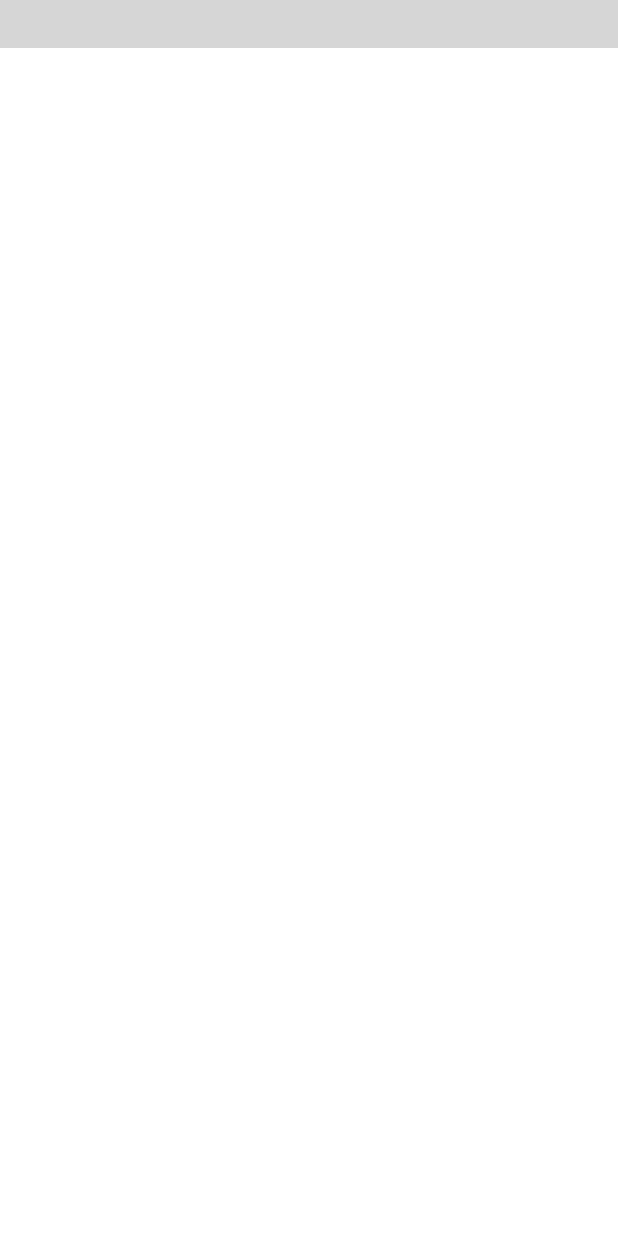
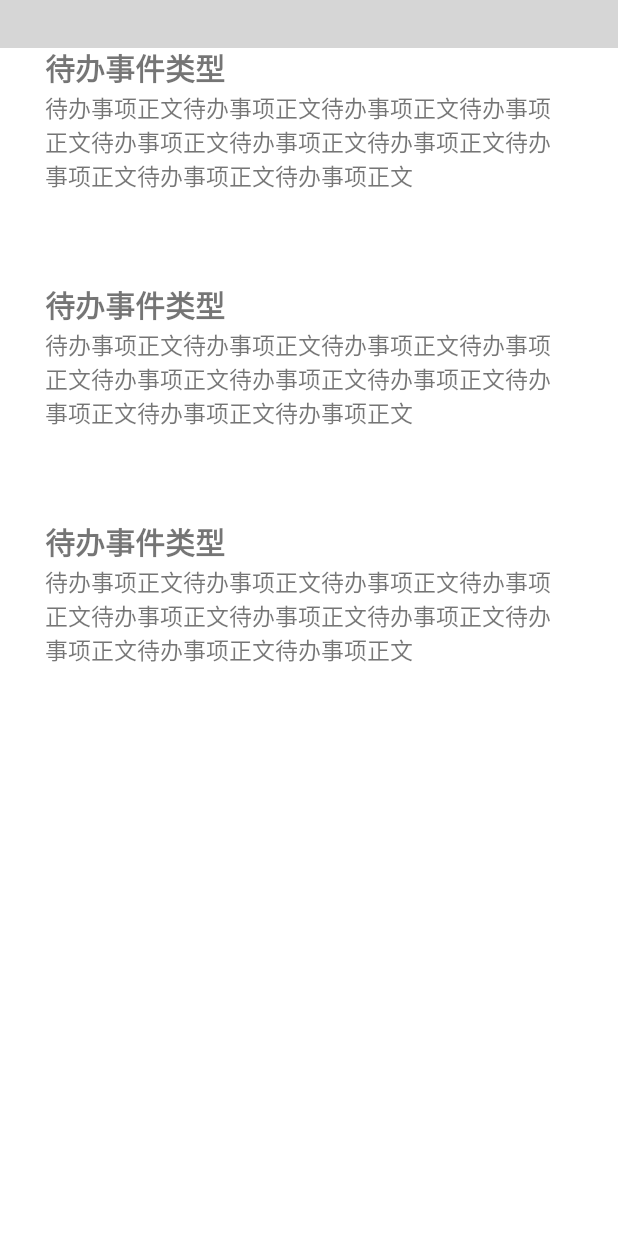
Before and after one commit to SPM-9/SPM-9_mobile, an Android app: the layout fragment_notification.xml on its own in the app's theme, with its tools: preview values and no code run, on a phone screen of 412 x 824 dp. Run offline under Robolectric (Android 15) with nearby library versions, the phone set to English and light mode, and no system bars; plain views replace ClassicsFooter, ClassicsHeader, SmartRefreshLayout; grey boxes are pictures that could not be loaded.

Commit message:
待办事项fragment刷新、加载更多功能

```diff
--- a/app/build.gradle.kts
+++ b/app/build.gradle.kts
@@ -33,6 +33,9 @@ android {
 
 dependencies {
 
+    implementation("com.squareup.okhttp3:okhttp:4.9.0")
+    implementation("com.google.code.gson:gson:2.8.9")
+
     implementation("androidx.appcompat:appcompat:1.6.1")
     implementation("com.google.android.material:material:1.9.0")
     implementation("androidx.constraintlayout:constraintlayout:2.1.4")
--- a/app/src/main/java/com/fxxkywcx/nostudy/utils/NoInternet.java
+++ b/app/src/main/java/com/fxxkywcx/nostudy/utils/InternetUtils.java
@@ -2,8 +2,11 @@ package com.fxxkywcx.nostudy.utils;
 
 import android.content.Context;
 import android.widget.Toast;
+import okhttp3.OkHttpClient;
 
-public class NoInternet {
+public class InternetUtils {
+    public static final OkHttpClient okpClient = new OkHttpClient();
+
     public static void NoInternetToast(Context context) {
         Toast.makeText(context, "请检查网络连接", Toast.LENGTH_LONG)
                 .show();
--- a/app/src/main/res/layout/activity_main.xml
+++ b/app/src/main/res/layout/activity_main.xml
@@ -4,8 +4,7 @@
     xmlns:app="http://schemas.android.com/apk/res-auto"
     android:id="@+id/container"
     android:layout_width="match_parent"
-    android:layout_height="match_parent"
-    android:paddingTop="?attr/actionBarSize">
+    android:layout_height="match_parent">
 
     <com.google.android.material.bottomnavigation.BottomNavigationView
         android:id="@+id/nav_view"
@@ -30,6 +29,6 @@
         app:layout_constraintRight_toRightOf="parent"
         app:layout_constraintTop_toTopOf="parent"
         app:navGraph="@navigation/mobile_navigation"
-        />
+        android:layout_marginBottom="?attr/actionBarSize"/>
 
 </androidx.constraintlayout.widget.ConstraintLayout>
--- a/app/src/main/res/layout/fragment_notification.xml
+++ b/app/src/main/res/layout/fragment_notification.xml
@@ -17,8 +17,10 @@
         <androidx.recyclerview.widget.RecyclerView
             android:layout_width="match_parent"
             android:layout_height="match_parent"
-            android:overScrollMode="never"
-            android:background="@color/white"/>
+            android:id="@+id/notification_list"
+            app:layoutManager="androidx.recyclerview.widget.LinearLayoutManager"
+            tools:listitem="@layout/item_notification"
+            android:overScrollMode="never"/>
         <com.scwang.smart.refresh.footer.ClassicsFooter
             android:layout_width="match_parent"
             android:layout_height="wrap_content"/>
--- /dev/null
+++ b/app/src/main/res/layout/item_notification.xml
@@ -0,0 +1,39 @@
+<?xml version="1.0" encoding="utf-8"?>
+<LinearLayout
+    xmlns:android="http://schemas.android.com/apk/res/android"
+    android:layout_width="match_parent"
+    android:layout_height="wrap_content"
+    android:orientation="vertical"
+    android:id="@+id/notifItem_item">
+
+    <LinearLayout
+        android:layout_width="match_parent"
+        android:layout_height="wrap_content"
+        android:orientation="vertical"
+        android:layout_margin="20dp"
+        android:background="@color/translucent_gray">
+        <LinearLayout
+            android:layout_width="match_parent"
+            android:layout_height="wrap_content"
+            android:layout_margin="10dp"
+            android:orientation="vertical">
+
+            <TextView
+                android:layout_width="match_parent"
+                android:layout_height="wrap_content"
+                android:id="@+id/notifItem_title"
+                android:textStyle="bold"
+                android:textSize="20sp"
+                android:text="待办事件类型"/>
+            <TextView
+                android:layout_width="match_parent"
+                android:layout_height="wrap_content"
+                android:id="@+id/notifItem_body"
+                android:textSize="15sp"
+                android:text="待办事项正文待办事项正文待办事项正文待办事项正文待办事项正文待办事项正文待办事项正文待办事项正文待办事项正文待办事项正文"/>
+
+        </LinearLayout>
+
+    </LinearLayout>
+
+</LinearLayout>
--- a/app/src/main/res/values/colors.xml
+++ b/app/src/main/res/values/colors.xml
@@ -7,4 +7,5 @@
     <color name="teal_700">#FF018786</color>
     <color name="black">#FF000000</color>
     <color name="white">#FFFFFFFF</color>
+    <color name="translucent_gray">#60FFFFFF</color>
 </resources>
```
Also changed, not shown: app/src/main/AndroidManifest.xml (+6 -1 lines), app/src/main/java/com/fxxkywcx/nostudy/Final.java (added, +7 -0 lines), app/src/main/java/com/fxxkywcx/nostudy/activities/NotificationInfoActivity.java (added, +14 -0 lines), app/src/main/java/com/fxxkywcx/nostudy/entity/NotificationEntity.java (added, +79 -0 lines), app/src/main/java/com/fxxkywcx/nostudy/network/GetNotifications.java (added, +146 -0 lines), app/src/main/java/com/fxxkywcx/nostudy/ui/notification/NotificationFragment.java (+87 -2 lines), app/src/main/java/com/fxxkywcx/nostudy/ui/notification/NotificationHolder.java (added, +23 -0 lines), app/src/main/java/com/fxxkywcx/nostudy/ui/notification/NotificationsListAdapter.java (added, +68 -0 lines), app/src/main/res/layout/activity_notification_info.xml (added, +10 -0 lines).
